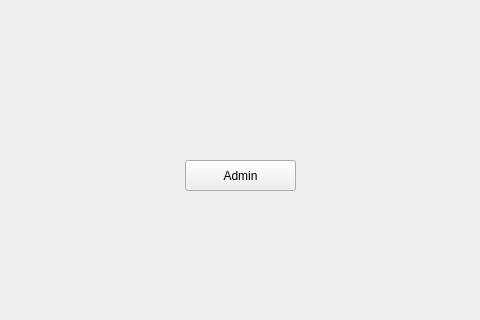
Old version of the form Project-2-NFL/mainwindow.ui in the repository massivemembrain/Project-2-NFL; both pictures show x 205 to 685 and y 0 to 320 of the 800 by 600 pixel window.
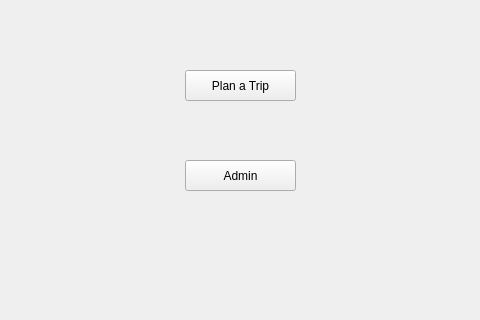
New version of the form.

Commit message: Non-broken trip class (part).

Patch:
```diff
--- a/Project-2-NFL/mainwindow.ui
+++ b/Project-2-NFL/mainwindow.ui
@@ -61,6 +61,19 @@
      <string>M S T </string>
     </property>
    </widget>
+   <widget class="QPushButton" name="pushButton_trip">
+    <property name="geometry">
+     <rect>
+      <x>390</x>
+      <y>70</y>
+      <width>111</width>
+      <height>31</height>
+     </rect>
+    </property>
+    <property name="text">
+     <string>Plan a Trip</string>
+    </property>
+   </widget>
   </widget>
   <widget class="QMenuBar" name="menubar">
    <property name="geometry">
```
Left out of the diff: 2 changed lines with no effect on the pictures. The commit also changes 60 other files.
